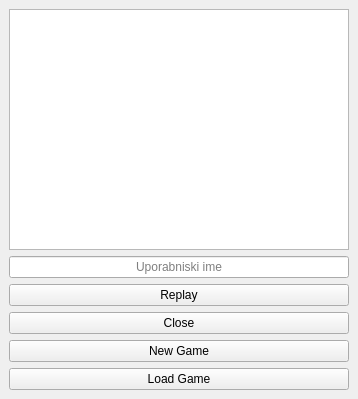
The window that seminarske/igra/source/gui/MainWindow.ui (urosjarc/instruktor) describes before a commit, drawn with Qt 5.
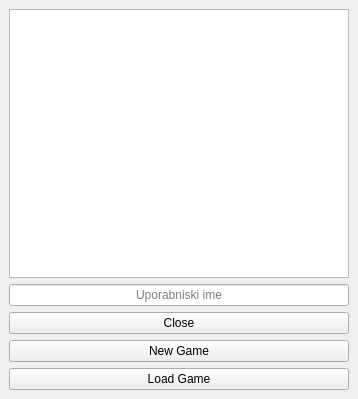
The same window after the commit.

```diff
--- a/seminarske/igra/source/gui/MainWindow.ui
+++ b/seminarske/igra/source/gui/MainWindow.ui
@@ -30,13 +30,6 @@
         </property>
        </widget>
       </item>
-      <item>
-       <widget class="QPushButton" name="replayPB">
-        <property name="text">
-         <string>Replay</string>
-        </property>
-       </widget>
-      </item>
       <item>
        <widget class="QPushButton" name="closePB">
         <property name="text">
```
